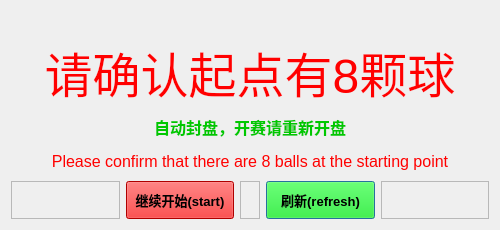
This is BallsNumDlg_Ui.ui in zzw168/MainCtl as Qt 5 draws it before an edit. The edited form follows.
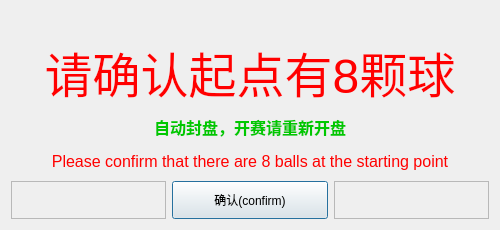
This is the edited form.

The edit to the form file:
```diff
--- a/BallsNumDlg_Ui.ui
+++ b/BallsNumDlg_Ui.ui
@@ -26,7 +26,7 @@
    <string>结果确认</string>
   </property>
   <layout class="QGridLayout" name="gridLayout">
-   <item row="0" column="0" colspan="5">
+   <item row="0" column="0" colspan="3">
     <widget class="QLabel" name="label_3">
      <property name="maximumSize">
       <size>
@@ -51,7 +51,7 @@
      </property>
     </widget>
    </item>
-   <item row="3" column="0" colspan="5">
+   <item row="3" column="0" colspan="3">
     <widget class="QLabel" name="label_2">
      <property name="maximumSize">
       <size>
@@ -76,7 +76,7 @@
      </property>
     </widget>
    </item>
-   <item row="2" column="0" colspan="5">
+   <item row="2" column="0" colspan="3">
     <widget class="QLabel" name="label_4">
      <property name="maximumSize">
       <size>
@@ -101,8 +101,8 @@
      </property>
     </widget>
    </item>
-   <item row="4" column="3">
-    <widget class="QPushButton" name="pushButton_refresh">
+   <item row="4" column="1">
+    <widget class="QPushButton" name="pushButton_ok">
      <property name="minimumSize">
       <size>
        <width>0</width>
@@ -115,21 +115,12 @@
        <height>16777215</height>
       </size>
      </property>
-     <property name="font">
-      <font>
-       <pointsize>10</pointsize>
-       <bold>true</bold>
-      </font>
-     </property>
-     <property name="styleSheet">
-      <string notr="true">background:rgb(0, 245, 0)</string>
-     </property>
      <property name="text">
-      <string>刷新(refresh)</string>
+      <string>确认(confirm)</string>
      </property>
     </widget>
    </item>
-   <item row="1" column="0" colspan="5">
+   <item row="1" column="0" colspan="3">
     <widget class="QLabel" name="label">
      <property name="font">
       <font>
@@ -158,7 +149,7 @@
      </property>
     </widget>
    </item>
-   <item row="4" column="4">
+   <item row="4" column="2">
     <widget class="QFrame" name="frame_2">
      <property name="font">
       <font>
@@ -173,56 +164,6 @@
      </property>
     </widget>
    </item>
-   <item row="4" column="1">
-    <widget class="QPushButton" name="pushButton_start">
-     <property name="minimumSize">
-      <size>
-       <width>0</width>
-       <height>38</height>
-      </size>
-     </property>
-     <property name="maximumSize">
-      <size>
-       <width>200</width>
-       <height>16777215</height>
-      </size>
-     </property>
-     <property name="font">
-      <font>
-       <pointsize>10</pointsize>
-       <bold>true</bold>
-      </font>
-     </property>
-     <property name="styleSheet">
-      <string notr="true">background:rgb(245, 0, 0)</string>
-     </property>
-     <property name="text">
-      <string>继续开始(start)</string>
-     </property>
-    </widget>
-   </item>
-   <item row="4" column="2">
-    <widget class="QFrame" name="frame_3">
-     <property name="minimumSize">
-      <size>
-       <width>20</width>
-       <height>0</height>
-      </size>
-     </property>
-     <property name="maximumSize">
-      <size>
-       <width>20</width>
-       <height>16777215</height>
-      </size>
-     </property>
-     <property name="frameShape">
-      <enum>QFrame::Shape::StyledPanel</enum>
-     </property>
-     <property name="frameShadow">
-      <enum>QFrame::Shadow::Raised</enum>
-     </property>
-    </widget>
-   </item>
   </layout>
  </widget>
  <resources/>
```
